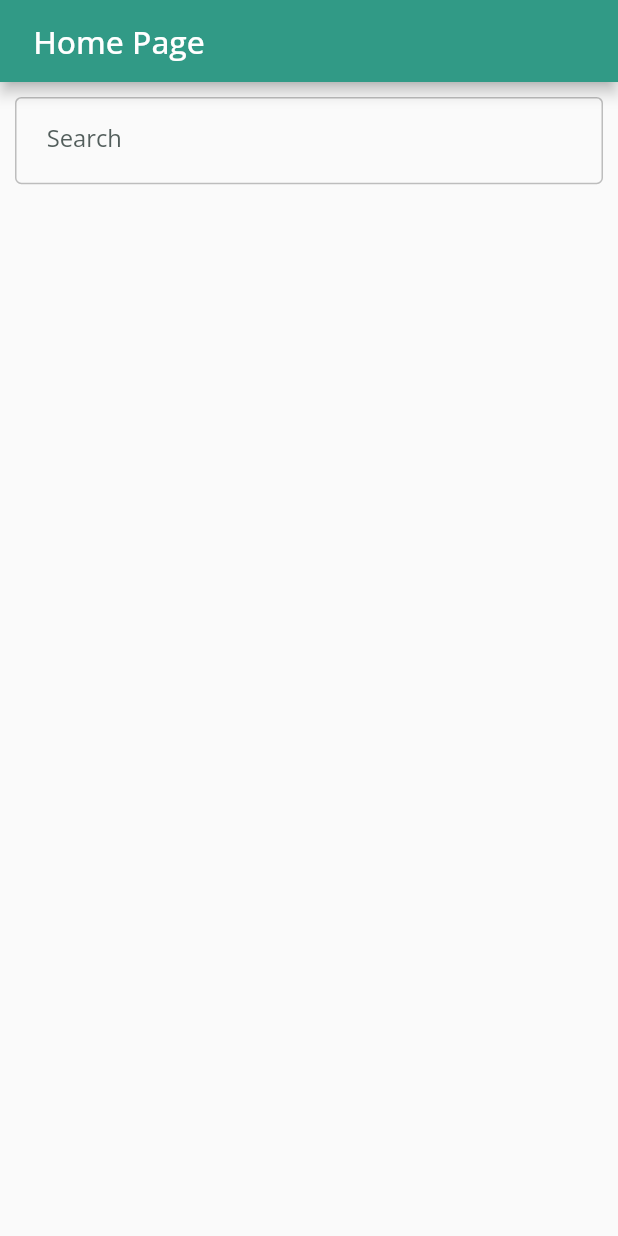
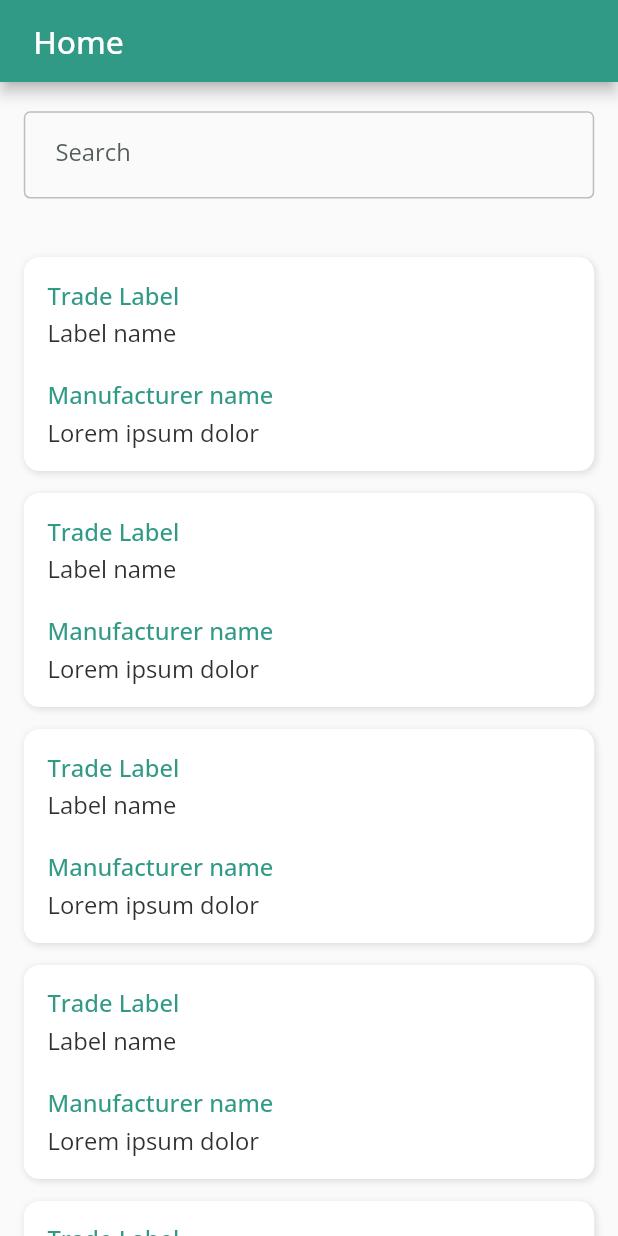
Before and after one commit to NijatTagizada/medicine, a Flutter app: the screen it shows after launch, on a phone screen of 412 x 824 dp. Run offline on Flutter 3.47's test engine with Material 2 defaults, Android fonts, the phone set to English and light mode, and no system bars; our stand-ins replace dio, equatable, flutter_bloc, flutter_dotenv, get_it, go_router and 1 more; generated files the repository leaves out were written again.

Commit message:
finish ui

```diff
--- a/lib/core/di/injection_container.dart
+++ b/lib/core/di/injection_container.dart
@@ -1,4 +1,4 @@
-import 'package:medicine/core/di/externals.dart' as externals;
+import 'externals.dart' as externals;
 
 Future<void> init() async {
   await externals.init();
--- a/lib/l10n/app_en.arb
+++ b/lib/l10n/app_en.arb
@@ -1,4 +1,12 @@
 {
     "@@locale": "en",
-    "homePage": "Home Page"
+    "home": "Home",
+    "search": "Search",
+    "tradeLabel": "Trade Label",
+    "manufacturerName": "Manufacturer name",
+    "medicineDetail": "Medicine Detail",
+    "packagingDescription": "Packaging description",
+    "compositionDescription": "Composition description",
+    "compositionInn": "Composition inn",
+    "compositionPharmForm": "Composition pharm form"
 }
--- a/lib/presentation/pages/home/home_page.dart
+++ b/lib/presentation/pages/home/home_page.dart
@@ -1,8 +1,10 @@
 import 'package:flutter/material.dart';
 import 'package:flutter_gen/gen_l10n/app_localizations.dart';
+import 'package:responsiveness/responsiveness.dart';
 
 import '../../widgets/app_appbar.dart';
 import '../../widgets/app_text_form_field.dart';
+import 'widgets/medicine_item.dart';
 
 class HomePage extends StatefulWidget {
   const HomePage({Key? key}) : super(key: key);
@@ -18,15 +20,28 @@ class _HomePageState extends State<HomePage> {
 
     return Scaffold(
       appBar: MainAppBar(
-        title: appLocalization.homePage,
+        title: appLocalization.home,
       ),
-      body: Padding(
-        padding: EdgeInsets.all(10.0),
-        child: Column(
-          children: [
-            AppTextFormField(label: 'Search'),
-          ],
-        ),
+      body: Column(
+        children: [
+          Padding(
+            padding: EdgeInsets.symmetric(horizontal: 15.w, vertical: 20.h),
+            child: AppTextFormField(label: appLocalization.search),
+          ),
+          Expanded(
+            child: ListView.separated(
+              padding: EdgeInsets.symmetric(
+                vertical: 20.h,
+                horizontal: 15.w,
+              ),
+              itemCount: 10,
+              itemBuilder: (context, index) => const MedicineItem(),
+              separatorBuilder: (BuildContext context, int index) {
+                return SizedBox(height: 15.h);
+              },
+            ),
+          ),
+        ],
       ),
     );
   }
--- a/lib/presentation/pages/home/widgets/medicine_item.dart
+++ b/lib/presentation/pages/home/widgets/medicine_item.dart
@@ -1,10 +1,63 @@
 import 'package:flutter/material.dart';
+import 'package:flutter_gen/gen_l10n/app_localizations.dart';
+import 'package:responsiveness/responsiveness.dart';
+import 'package:theme/theme.dart';
+
+import '../../../app_router.dart';
+import '../../../widgets/title_value_widget.dart';
 
 class MedicineItem extends StatelessWidget {
   const MedicineItem({Key? key}) : super(key: key);
 
   @override
   Widget build(BuildContext context) {
-    return Container();
+    final appLocalization = AppLocalizations.of(context);
+    final appTheme = AppTheme.of(context);
+
+    return Container(
+      decoration: BoxDecoration(
+        color: Colors.white,
+        borderRadius: BorderRadius.circular(10.w),
+        boxShadow: [
+          BoxShadow(
+            color: Colors.black.withOpacity(0.06),
+            blurRadius: 3,
+          ),
+          BoxShadow(
+            color: Colors.black.withOpacity(0.06),
+            blurRadius: 3,
+            offset: const Offset(2, 2),
+          )
+        ],
+      ),
+      child: Material(
+        color: Colors.transparent,
+        child: InkWell(
+          onTap: () {
+            appRouter.push(AppRoutes.medicineDetail);
+          },
+          highlightColor: Colors.transparent,
+          splashColor: appTheme.colors.green.withOpacity(0.2),
+          borderRadius: BorderRadius.circular(10.w),
+          child: Padding(
+            padding: EdgeInsets.symmetric(horizontal: 15.w, vertical: 15.h),
+            child: Column(
+              crossAxisAlignment: CrossAxisAlignment.start,
+              children: [
+                TitleValueWidget(
+                  title: appLocalization.tradeLabel,
+                  value: "Label name",
+                ),
+                SizedBox(height: 20.h),
+                TitleValueWidget(
+                  title: appLocalization.manufacturerName,
+                  value: "Lorem ipsum dolor",
+                ),
+              ],
+            ),
+          ),
+        ),
+      ),
+    );
   }
 }
--- a/lib/presentation/widgets/app_appbar.dart
+++ b/lib/presentation/widgets/app_appbar.dart
@@ -15,7 +15,6 @@ class MainAppBar extends StatelessWidget implements PreferredSizeWidget {
     final appTheme = AppTheme.of(context);
 
     return AppBar(
-      centerTitle: false,
       title: Text(
         title,
         style: appTheme.typography.sp20.copyWith(
@@ -24,7 +23,6 @@ class MainAppBar extends StatelessWidget implements PreferredSizeWidget {
         ),
       ),
       leadingWidth: 45.w,
-      automaticallyImplyLeading: false,
       titleSpacing: 21.w,
       backgroundColor: appTheme.colors.green2,
     );
--- /dev/null
+++ b/lib/presentation/widgets/title_value_widget.dart
@@ -0,0 +1,39 @@
+import 'package:flutter/material.dart';
+import 'package:responsiveness/responsiveness.dart';
+import 'package:theme/theme.dart';
+
+class TitleValueWidget extends StatelessWidget {
+  const TitleValueWidget({
+    Key? key,
+    required this.title,
+    required this.value,
+  }) : super(key: key);
+
+  final String title;
+  final String value;
+
+  @override
+  Widget build(BuildContext context) {
+    final appTheme = AppTheme.of(context);
+
+    return Column(
+      crossAxisAlignment: CrossAxisAlignment.start,
+      children: [
+        Text(
+          title,
+          style: appTheme.typography.sp15.copyWith(
+            color: appTheme.colors.green2,
+            fontWeight: FontWeight.w500,
+          ),
+        ),
+        SizedBox(height: 3.h),
+        Text(
+          value,
+          style: appTheme.typography.sp15.copyWith(
+            color: appTheme.colors.black,
+          ),
+        ),
+      ],
+    );
+  }
+}
```
Also changed, not shown: lib/presentation/pages/medicine_detail/medicine_detail_page.dart (+68 -1 lines).
